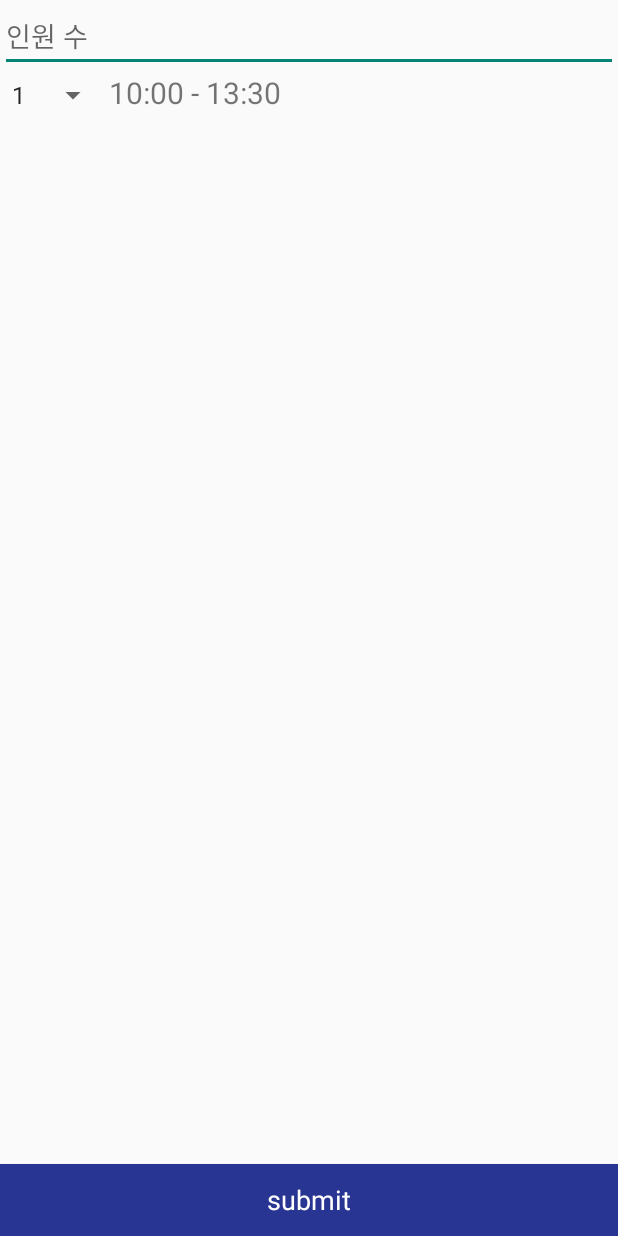
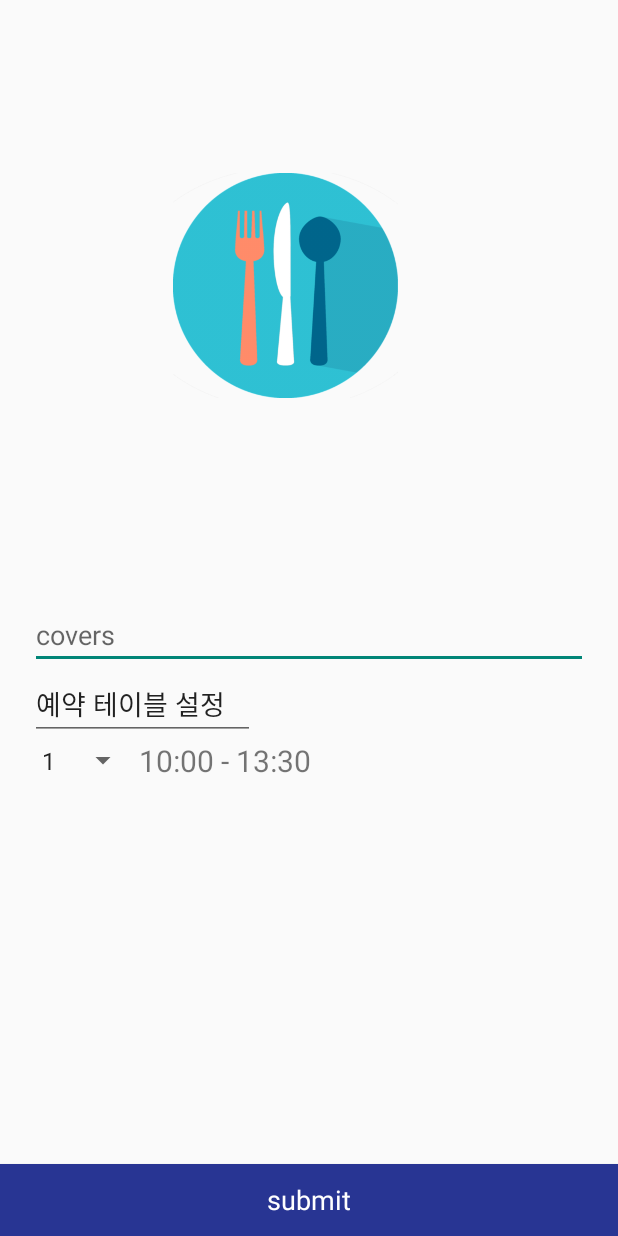
Before and after one commit to DongHyun99/Restaurant_Reservation_System, an Android app: the AddActivity screen opened directly, with no data from a screen before it, on a phone screen of 412 x 824 dp. Run offline under Robolectric (Android 15) with nearby library versions, the light colour scheme and no system bars; our stand-ins replace Volley.

Commit message:
activity_edit.xml/UI수정

```diff
--- a/app/src/main/res/layout/activity_edit.xml
+++ b/app/src/main/res/layout/activity_edit.xml
@@ -7,17 +7,38 @@
               android:orientation="vertical"
               tools:context="controllers.EditActivity">
 
+    <ImageView
+            android:src="@drawable/logo1"
+            android:layout_width="150dp"
+            android:layout_height="150dp"
+            android:id="@+id/imageView"
+            android:layout_margin="115dp"/>
     <LinearLayout
             android:layout_width="match_parent"
             android:layout_height="wrap_content"
-            android:orientation="vertical">
+            android:orientation="vertical"
+            android:layout_marginLeft="20dp"
+            android:layout_margin="20dp">
 
-        <EditText
+        <LinearLayout
+                android:orientation="vertical"
                 android:layout_width="match_parent"
-                android:layout_height="wrap_content"
-                android:id="@+id/Covers_edit"
-                android:hint="인원 수"/>
+                android:layout_height="match_parent">
 
+            <EditText
+                    android:layout_width="match_parent"
+                    android:layout_height="match_parent"
+                    android:id="@+id/Covers_edit"
+                    android:hint="covers"/>
+            <EditText
+                    android:layout_width="150dp"
+                    android:layout_height="wrap_content"
+                    android:inputType="textPersonName"
+                    android:text="예약 테이블 설정"
+                    android:ems="10"
+                    android:id="@+id/editTextTextPersonName"
+                    android:layout_weight="1"/>
+        </LinearLayout>
 
         <LinearLayout
                 android:layout_width="match_parent"
@@ -26,7 +47,7 @@
             <Spinner
                     android:id="@+id/table_spinner"
                     android:layout_width="wrap_content"
-                    android:layout_height="wrap_content"
+                    android:layout_height="match_parent"
                     android:spinnerMode="dialog"
                     android:entries="@array/table"
             />
```
